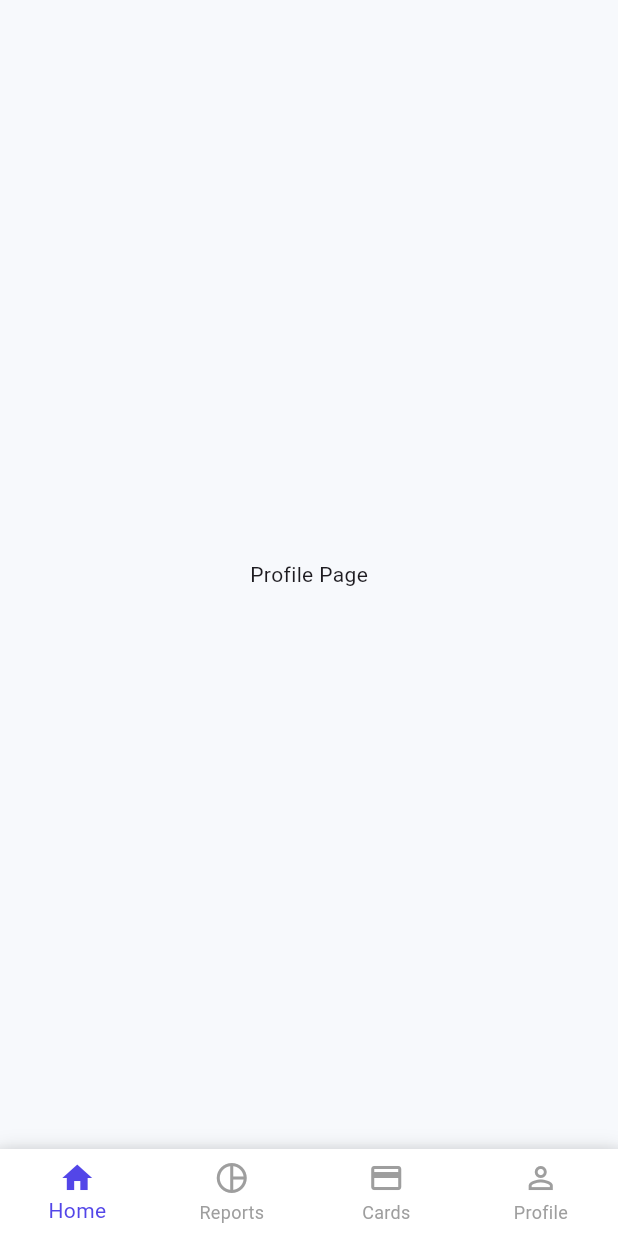
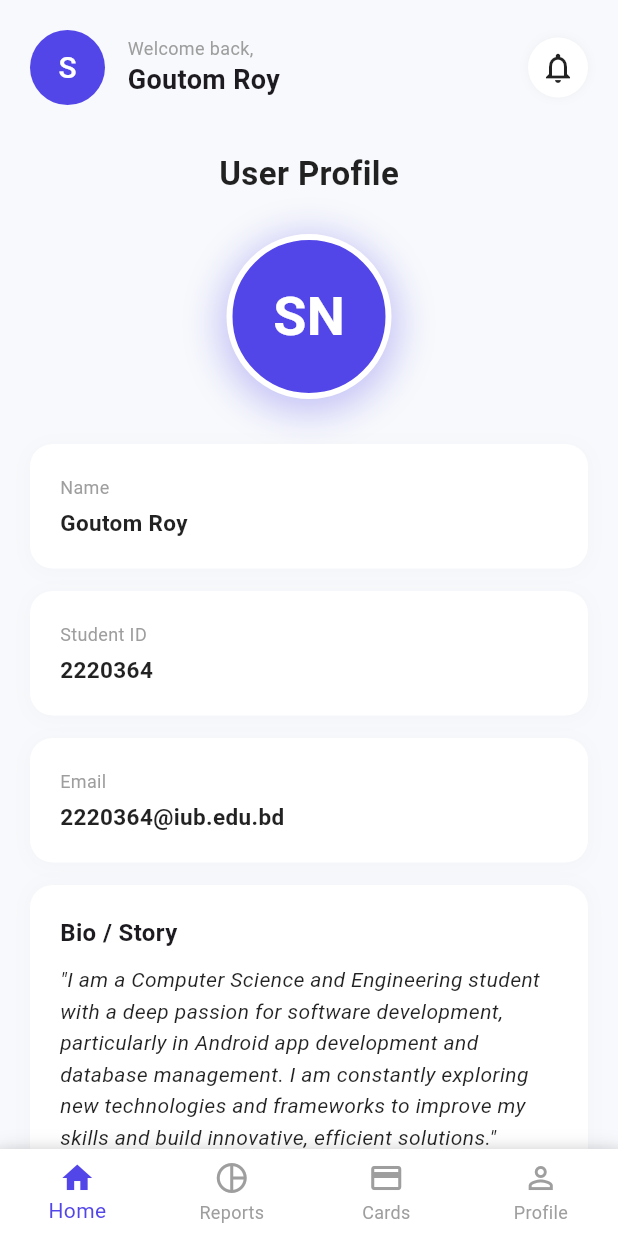
Before and after one commit to GoutomRoy64/Assignment_two_flutter_UI_Goutom_Roy_2220364, a Flutter app: the screen it shows after launch, swiped to page 4, on a phone screen of 412 x 824 dp. Run offline on Flutter 3.47's test engine with Material 3 defaults, Android fonts, the phone set to English and light mode, and no system bars.

Commit message:
update profile_screen.dart

```diff
--- a/lib/screens/profile_screen.dart
+++ b/lib/screens/profile_screen.dart
@@ -2,8 +2,187 @@ import 'package:flutter/material.dart';
 
 class ProfileScreen extends StatelessWidget {
   const ProfileScreen({super.key});
+
   @override
   Widget build(BuildContext context) {
-    return const Center(child: Text("Profile Page"));
+    return SafeArea(
+      child: SingleChildScrollView(
+        padding: const EdgeInsets.all(20.0),
+        child: Column(
+          children: [
+            // 1. Top Header (Matching the Home Screen style)
+            _buildHeader(),
+            const SizedBox(height: 30),
+
+            // 2. Page Title
+            const Text(
+              "User Profile",
+              style: TextStyle(
+                  fontSize: 22,
+                  fontWeight: FontWeight.bold,
+                  color: Colors.black87
+              ),
+            ),
+            const SizedBox(height: 25),
+
+            // 3. Large Avatar with Shadow
+            _buildLargeAvatar(),
+            const SizedBox(height: 30),
+
+            // 4. Info Cards
+            _buildInfoCard("Name", "Goutom Roy"),
+            _buildInfoCard("Student ID", "2220364"),
+            _buildInfoCard("Email", "2220364@iub.edu.bd"),
+
+            // 5. Bio / Story Card
+            _buildBioCard(),
+            const SizedBox(height: 30),
+          ],
+        ),
+      ),
+    );
+  }
+
+  Widget _buildHeader() {
+    return Row(
+      children: [
+        const CircleAvatar(
+          radius: 25,
+          backgroundColor: Color(0xFF5346E8),
+          child: Text("S", style: TextStyle(color: Colors.white, fontSize: 20)),
+        ),
+        const SizedBox(width: 15),
+        Column(
+          crossAxisAlignment: CrossAxisAlignment.start,
+          children: const [
+            Text("Welcome back,", style: TextStyle(color: Colors.grey, fontSize: 12)),
+            Text("Goutom Roy", style: TextStyle(fontWeight: FontWeight.bold, fontSize: 18)),
+          ],
+        ),
+        const Spacer(),
+        Container(
+          padding: const EdgeInsets.all(8),
+          decoration: BoxDecoration(
+            color: Colors.white,
+            shape: BoxShape.circle,
+            boxShadow: [BoxShadow(color: Colors.grey.withOpacity(0.1), blurRadius: 5)],
+          ),
+          child: const Icon(Icons.notifications_outlined),
+        )
+      ],
+    );
+  }
+
+  Widget _buildLargeAvatar() {
+    return Container(
+      width: 110,
+      height: 110,
+      decoration: BoxDecoration(
+        color: const Color(0xFF5346E8),
+        shape: BoxShape.circle,
+        boxShadow: [
+          BoxShadow(
+            color: const Color(0xFF5346E8).withOpacity(0.3),
+            blurRadius: 20,
+            spreadRadius: 5,
+            offset: const Offset(0, 5),
+          ),
+        ],
+        border: Border.all(color: Colors.white, width: 4),
+      ),
+      child: const Center(
+        child: Text(
+          "SN",
+          style: TextStyle(
+              color: Colors.white,
+              fontSize: 36,
+              fontWeight: FontWeight.bold
+          ),
+        ),
+      ),
+    );
+  }
+
+  Widget _buildInfoCard(String label, String value) {
+    return Container(
+      width: double.infinity,
+      margin: const EdgeInsets.only(bottom: 15),
+      padding: const EdgeInsets.symmetric(horizontal: 20, vertical: 20),
+      decoration: BoxDecoration(
+        color: Colors.white,
+        borderRadius: BorderRadius.circular(15),
+        boxShadow: [
+          BoxShadow(
+            color: Colors.grey.withOpacity(0.05),
+            blurRadius: 10,
+            spreadRadius: 1,
+            offset: const Offset(0, 2),
+          ),
+        ],
+      ),
+      child: Column(
+        crossAxisAlignment: CrossAxisAlignment.start,
+        children: [
+          Text(
+              label,
+              style: const TextStyle(
+                  color: Colors.grey,
+                  fontSize: 12
+              )
+          ),
+          const SizedBox(height: 5),
+          Text(
+              value,
+              style: const TextStyle(
+                  fontWeight: FontWeight.bold,
+                  fontSize: 15,
+                  color: Colors.black87
+              )
+          ),
+        ],
+      ),
+    );
+  }
+
+  Widget _buildBioCard() {
+    return Container(
+      width: double.infinity,
+      padding: const EdgeInsets.all(20),
+      decoration: BoxDecoration(
+        color: Colors.white,
+        borderRadius: BorderRadius.circular(15),
+        boxShadow: [
+          BoxShadow(
+              color: Colors.grey.withOpacity(0.05),
+              blurRadius: 10,
+              spreadRadius: 1
+          ),
+        ],
+      ),
+      child: Column(
+        crossAxisAlignment: CrossAxisAlignment.start,
+        children: [
+          const Text(
+              "Bio / Story",
+              style: TextStyle(
+                  fontWeight: FontWeight.bold,
+                  fontSize: 16
+              )
+          ),
+          const SizedBox(height: 10),
+          const Text(
+            "\"I am a Computer Science and Engineering student with a deep passion for software development, particularly in Android app development and database management. I am constantly exploring new technologies and frameworks to improve my skills and build innovative, efficient solutions.\"",
+            style: TextStyle(
+                fontSize: 14,
+                color: Colors.black87,
+                fontStyle: FontStyle.italic,
+                height: 1.5
+            ),
+          ),
+          const SizedBox(height: 15),
+
+        ],
+      ),
+    );
   }
 }
```
